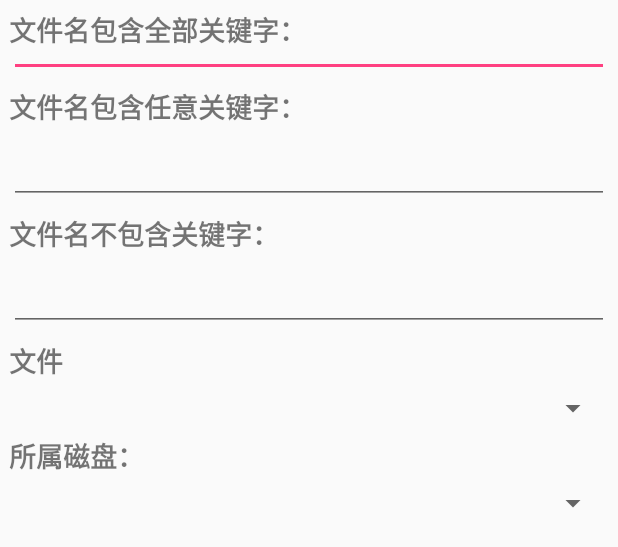
After one commit to 94163677/MyStorageAndroid, an Android app: the layout dialog_search_param_ext.xml on its own in the app's theme, with its tools: preview values and no code run, on a phone screen of 412 x 824 dp. The commit adds this screen. Shown: the top 547 px of the screen. Run offline under Robolectric (Android 15) with nearby library versions, the phone set to English and light mode, and no system bars.

Commit message:
新功能暂时提交

```diff
--- /dev/null
+++ b/src/main/res/layout/dialog_search_param_ext.xml
@@ -0,0 +1,120 @@
+<?xml version="1.0" encoding="utf-8"?>
+<RelativeLayout
+    xmlns:android="http://schemas.android.com/apk/res/android"
+    android:id="@+id/list_item"
+    android:layout_width="match_parent"
+    android:layout_height="match_parent">
+
+    <TextView
+        android:id="@+id/textView22"
+        android:layout_width="wrap_content"
+        android:layout_height="wrap_content"
+        android:layout_marginStart="6dp"
+        android:layout_marginTop="6dp"
+        android:text="@string/dialog_search_ext_file_name_all"
+        android:textSize="18dp"
+        android:textStyle="bold"
+        android:layout_alignParentLeft="true"
+        android:layout_alignParentTop="true"/>
+
+    <EditText
+        android:id="@+id/dialog_search_ext_file_name_all_edit"
+        android:layout_width="match_parent"
+        android:layout_height="wrap_content"
+        android:layout_marginEnd="6dp"
+        android:layout_marginStart="6dp"
+        android:layout_marginTop="6dp"
+        android:singleLine="true"
+        android:layout_below="@+id/textView2" />
+
+    <TextView
+        android:id="@+id/textView32"
+        android:layout_width="wrap_content"
+        android:layout_height="wrap_content"
+        android:layout_alignParentLeft="true"
+        android:layout_below="@+id/dialog_search_ext_file_name_all_edit"
+        android:layout_marginEnd="6dp"
+        android:layout_marginStart="6dp"
+        android:layout_marginTop="6dp"
+        android:text="@string/dialog_search_ext_file_name_one"
+        android:textSize="18dp"
+        android:textStyle="bold"/>
+
+    <EditText
+        android:id="@+id/dialog_search_ext_file_name_one_edit"
+        android:layout_width="match_parent"
+        android:layout_height="wrap_content"
+        android:layout_marginEnd="6dp"
+        android:layout_marginStart="6dp"
+        android:layout_marginTop="6dp"
+        android:singleLine="true"
+        android:layout_below="@+id/textView32" />
+
+    <TextView
+        android:id="@+id/textView42"
+        android:layout_width="wrap_content"
+        android:layout_height="wrap_content"
+        android:layout_alignParentLeft="true"
+        android:layout_below="@+id/dialog_search_ext_file_name_one_edit"
+        android:layout_marginEnd="6dp"
+        android:layout_marginStart="6dp"
+        android:layout_marginTop="6dp"
+        android:text="@string/dialog_search_ext_file_name_not"
+        android:textSize="18dp"
+        android:textStyle="bold"/>
+
+    <EditText
+        android:id="@+id/dialog_search_ext_file_name_not_edit"
+        android:layout_width="match_parent"
+        android:layout_height="wrap_content"
+        android:layout_marginEnd="6dp"
+        android:layout_marginStart="6dp"
+        android:layout_marginTop="6dp"
+        android:singleLine="true"
+        android:layout_below="@+id/textView42" />
+
+    <TextView
+        android:id="@+id/textView52"
+        android:layout_width="wrap_content"
+        android:layout_height="wrap_content"
+        android:layout_alignParentLeft="true"
+        android:layout_below="@+id/dialog_search_ext_file_name_not_edit"
+        android:layout_marginEnd="6dp"
+        android:layout_marginStart="6dp"
+        android:layout_marginTop="6dp"
+        android:text="@string/dialog_search_type_file"
+        android:textSize="18dp"
+        android:textStyle="bold"/>
+
+    <Spinner
+        android:id="@+id/dialog_search_ext_type_spinner"
+        android:layout_width="match_parent"
+        android:layout_height="wrap_content"
+        android:layout_marginEnd="6dp"
+        android:layout_marginStart="6dp"
+        android:layout_marginTop="6dp"
+        android:layout_below="@+id/textView52" />
+
+    <TextView
+        android:id="@+id/textView62"
+        android:layout_width="wrap_content"
+        android:layout_height="wrap_content"
+        android:layout_alignParentLeft="true"
+        android:layout_below="@+id/dialog_search_ext_type_spinner"
+        android:layout_marginEnd="6dp"
+        android:layout_marginStart="6dp"
+        android:layout_marginTop="6dp"
+        android:textSize="18dp"
+        android:textStyle="bold"
+        android:text="@string/dialog_search_disk" />
+
+    <Spinner
+        android:id="@+id/dialog_search_ext_disk_spinner"
+        android:layout_width="match_parent"
+        android:layout_height="wrap_content"
+        android:layout_below="@+id/textView62"
+        android:layout_marginEnd="6dp"
+        android:layout_marginStart="6dp"
+        android:layout_marginTop="6dp"/>
+
+</RelativeLayout>
--- a/src/main/res/values/strings.xml
+++ b/src/main/res/values/strings.xml
@@ -40,6 +40,11 @@
     <string name="dialog_search_all">全部</string>
     <string name="dialog_search_disk">所属磁盘：</string>
 
+    <string name="dialog_search_ext_title">高级搜索</string>
+    <string name="dialog_search_ext_file_name_all">文件名包含全部关键字：</string>
+    <string name="dialog_search_ext_file_name_one">文件名包含任意关键字：</string>
+    <string name="dialog_search_ext_file_name_not">文件名不包含关键字：</string>
+
     <string name="dialog_sync_param_title">手动输入同步参数</string>
     <string name="dialog_sync_ip">IP地址：</string>
     <string name="dialog_sync_port">端口：</string>
```
Also changed, not shown: src/main/java/air/kanna/mystorage/android/FileSearchActivity.java (+6 -3 lines), src/main/java/air/kanna/mystorage/android/dialog/SearchAlertDialog.java (added, +104 -0 lines), src/main/java/air/kanna/mystorage/dao/condition/FileItemConditionExt.java (added, +39 -0 lines), src/main/java/air/kanna/mystorage/dao/impl/android/sqlite/FileItemDAOAndroidSqliteExtImpl.java (added, +82 -0 lines), src/main/java/air/kanna/mystorage/dao/impl/android/sqlite/FileItemDAOAndroidSqliteImpl.java (+18 -10 lines), src/main/java/air/kanna/mystorage/model/MyStorageConfig.java (+16 -0 lines), src/main/java/air/kanna/mystorage/service/impl/MyStorageConfigServiceSharedPreferencesImpl.java (+11 -0 lines).
